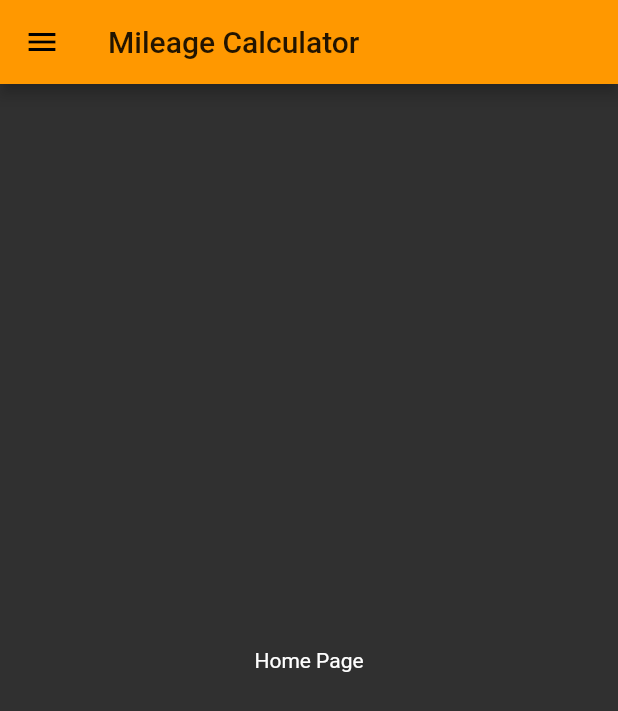
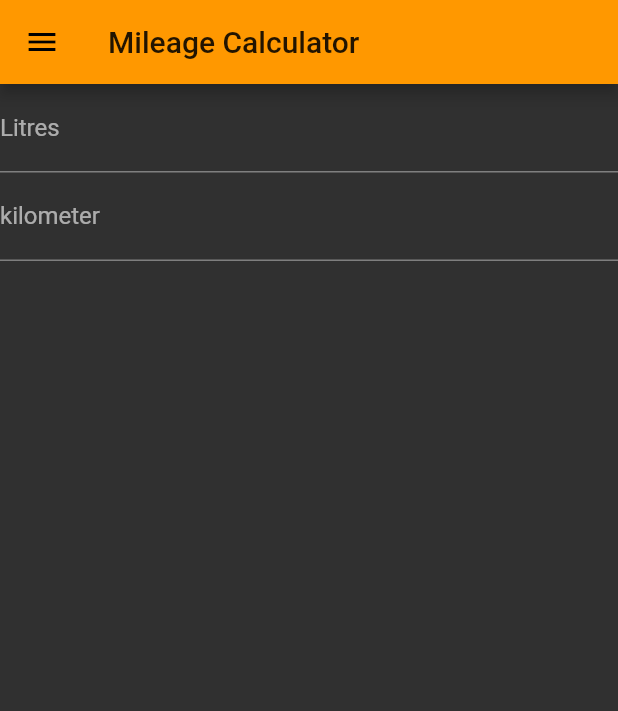
Before and after one commit to Fluttarr/mileage-calc, a Flutter app: the screen it shows after launch, on a phone screen of 412 x 824 dp. Shown: the top 711 px of the screen. Run offline on Flutter 3.47's test engine with Material 2 defaults, Android fonts, the phone set to English and light mode, and no system bars.

Commit message:
chore(home): add input placeholder fields

```diff
--- a/lib/pages/home.dart
+++ b/lib/pages/home.dart
@@ -4,8 +4,24 @@ class HomePage extends StatelessWidget {
   @override
   Widget build(BuildContext context) {
     // TODO: implement build
+
     return new Center(
-      child: new Text("Home Page"),
+      child: new Form(
+        child: new ListView(
+          children: <Widget>[
+            new TextFormField(
+              keyboardType: TextInputType.number,
+              decoration: new InputDecoration(
+                  hintText: 'Enter Value', labelText: 'Litres'),
+            ),
+            new TextFormField(
+              keyboardType: TextInputType.number,
+              decoration: new InputDecoration(
+                  hintText: 'Enter Value', labelText: 'kilometer'),
+            )
+          ],
+        ),
+      ),
     );
   }
 }
```
